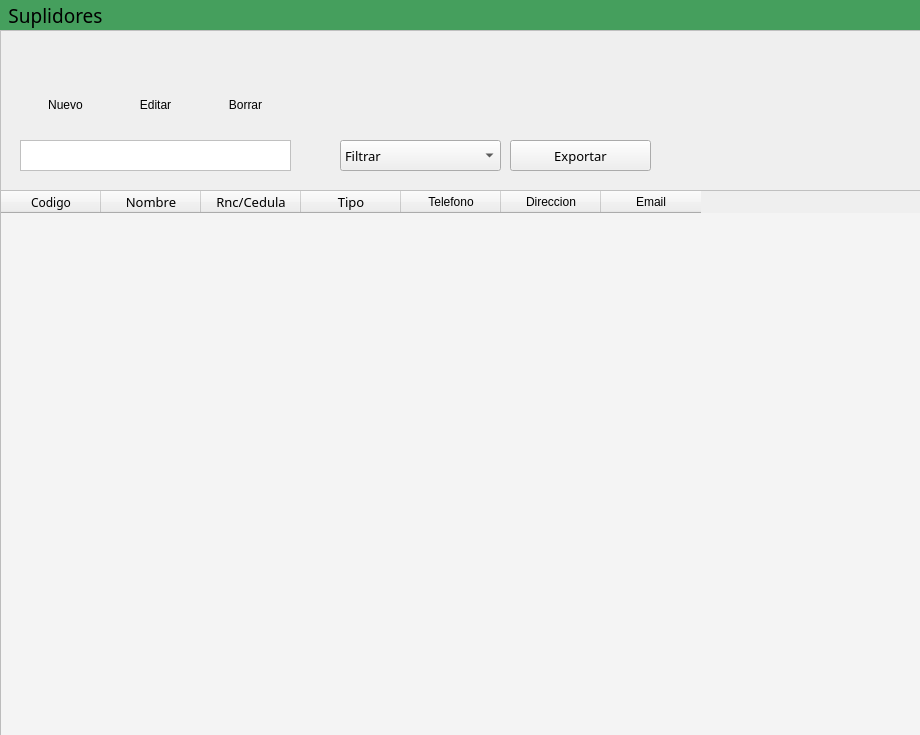
Before: the Qt Designer form UI/suppliers.ui in adriii0104/ABAS_SYSTEM, drawn with Qt 5.
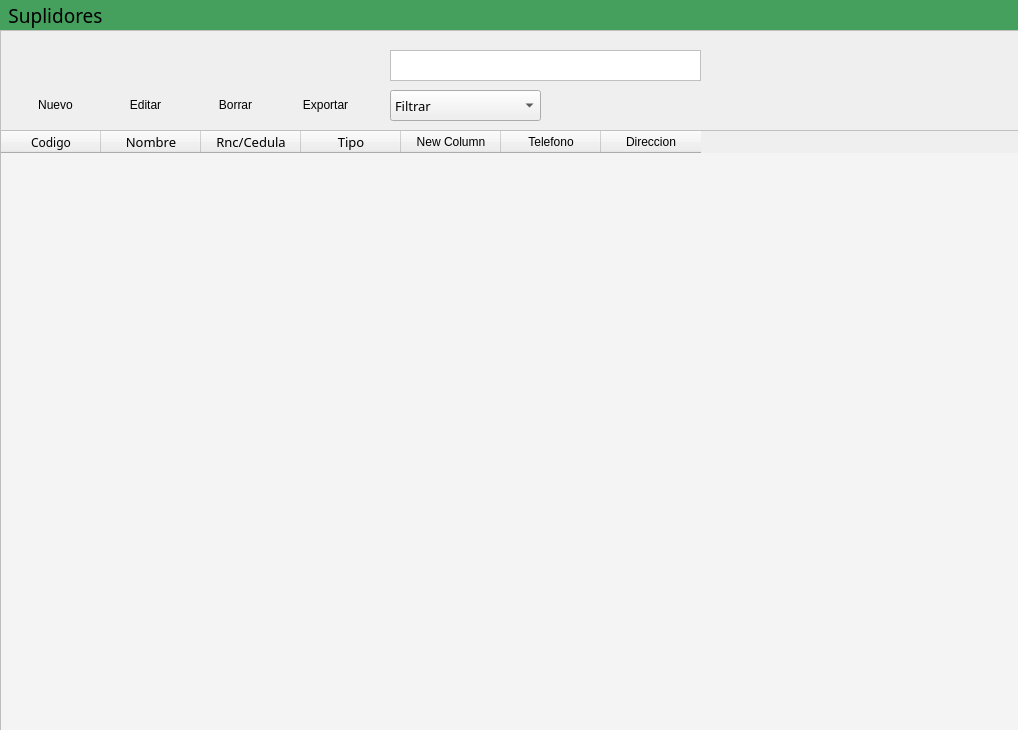
After: the same form once the commit is applied. Icons and pictures are not drawn.

What changed in the file:
```diff
--- a/UI/suppliers.ui
+++ b/UI/suppliers.ui
@@ -6,8 +6,8 @@
    <rect>
     <x>0</x>
     <y>0</y>
-    <width>920</width>
-    <height>735</height>
+    <width>1018</width>
+    <height>730</height>
    </rect>
   </property>
   <property name="minimumSize">
@@ -67,11 +67,14 @@
     <property name="geometry">
      <rect>
       <x>0</x>
-      <y>190</y>
-      <width>921</width>
-      <height>561</height>
+      <y>130</y>
+      <width>1021</width>
+      <height>621</height>
      </rect>
     </property>
+    <property name="layoutDirection">
+     <enum>Qt::LeftToRight</enum>
+    </property>
     <property name="styleSheet">
      <string notr="true">font: 25 10pt &quot;Bahnschrift Light&quot;;</string>
     </property>
@@ -118,6 +121,11 @@
       </font>
      </property>
     </column>
+    <column>
+     <property name="text">
+      <string>New Column</string>
+     </property>
+    </column>
     <column>
      <property name="text">
       <string>Telefono</string>
@@ -128,19 +136,14 @@
       <string>Direccion</string>
      </property>
     </column>
-    <column>
-     <property name="text">
-      <string>Email</string>
-     </property>
-    </column>
    </widget>
    <widget class="QWidget" name="widget" native="true">
     <property name="geometry">
      <rect>
       <x>0</x>
       <y>30</y>
-      <width>921</width>
-      <height>161</height>
+      <width>1021</width>
+      <height>101</height>
      </rect>
     </property>
     <property name="styleSheet">
@@ -159,9 +162,9 @@
     <widget class="QLineEdit" name="searchinput">
      <property name="geometry">
       <rect>
-       <x>20</x>
-       <y>110</y>
-       <width>271</width>
+       <x>390</x>
+       <y>20</y>
+       <width>311</width>
        <height>31</height>
       </rect>
      </property>
@@ -171,18 +174,21 @@
        <pointsize>10</pointsize>
       </font>
      </property>
+     <property name="layoutDirection">
+      <enum>Qt::RightToLeft</enum>
+     </property>
      <property name="styleSheet">
       <string notr="true">border:1px solid #C0C0C0 ;</string>
      </property>
      <property name="alignment">
-      <set>Qt::AlignCenter</set>
+      <set>Qt::AlignLeading|Qt::AlignLeft|Qt::AlignVCenter</set>
      </property>
     </widget>
     <widget class="QPushButton" name="searchbuttot">
      <property name="geometry">
       <rect>
-       <x>300</x>
-       <y>110</y>
+       <x>710</x>
+       <y>20</y>
        <width>31</width>
        <height>31</height>
       </rect>
@@ -200,71 +206,10 @@
        <normalon>../IMGS/13.png</normalon>../../.designer/IMGS/13.png</iconset>
      </property>
     </widget>
-    <widget class="QComboBox" name="comboBox">
-     <property name="geometry">
-      <rect>
-       <x>340</x>
-       <y>110</y>
-       <width>161</width>
-       <height>31</height>
-      </rect>
-     </property>
-     <property name="font">
-      <font>
-       <family>Bahnschrift Light</family>
-       <pointsize>10</pointsize>
-      </font>
-     </property>
-     <property name="styleSheet">
-      <string notr="true"/>
-     </property>
-     <item>
-      <property name="text">
-       <string>Filtrar</string>
-      </property>
-      <property name="icon">
-       <iconset>
-        <normalon>../IMGS/41.png</normalon>
-       </iconset>
-      </property>
-     </item>
-    </widget>
-    <widget class="QPushButton" name="exportsuppliers">
-     <property name="geometry">
-      <rect>
-       <x>510</x>
-       <y>110</y>
-       <width>141</width>
-       <height>31</height>
-      </rect>
-     </property>
-     <property name="font">
-      <font>
-       <family>Bahnschrift Light</family>
-       <pointsize>10</pointsize>
-      </font>
-     </property>
-     <property name="cursor">
-      <cursorShape>PointingHandCursor</cursorShape>
-     </property>
-     <property name="text">
-      <string>Exportar</string>
-     </property>
-     <property name="icon">
-      <iconset>
-       <normaloff>../IMGS/40.png</normaloff>../IMGS/40.png</iconset>
-     </property>
-     <property name="iconSize">
-      <size>
-       <width>19</width>
-       <height>19</height>
-      </size>
-     </property>
-    </widget>
     <widget class="QFrame" name="New">
      <property name="geometry">
       <rect>
-       <x>20</x>
+       <x>10</x>
        <y>10</y>
        <width>91</width>
        <height>81</height>
@@ -342,7 +287,7 @@
     <widget class="QFrame" name="delete_2">
      <property name="geometry">
       <rect>
-       <x>200</x>
+       <x>190</x>
        <y>10</y>
        <width>91</width>
        <height>81</height>
@@ -420,7 +365,7 @@
     <widget class="QFrame" name="edit">
      <property name="geometry">
       <rect>
-       <x>110</x>
+       <x>100</x>
        <y>10</y>
        <width>91</width>
        <height>81</height>
@@ -458,7 +403,7 @@
      <widget class="QLabel" name="editicon">
       <property name="geometry">
        <rect>
-        <x>25</x>
+        <x>28</x>
         <y>10</y>
         <width>40</width>
         <height>40</height>
@@ -495,6 +440,113 @@
       </property>
      </widget>
     </widget>
+    <widget class="QComboBox" name="comboBox">
+     <property name="geometry">
+      <rect>
+       <x>390</x>
+       <y>60</y>
+       <width>151</width>
+       <height>31</height>
+      </rect>
+     </property>
+     <property name="font">
+      <font>
+       <family>Bahnschrift Light</family>
+       <pointsize>10</pointsize>
+      </font>
+     </property>
+     <property name="styleSheet">
+      <string notr="true"/>
+     </property>
+     <item>
+      <property name="text">
+       <string>Filtrar</string>
+      </property>
+      <property name="icon">
+       <iconset>
+        <normalon>../IMGS/41.png</normalon>
+       </iconset>
+      </property>
+     </item>
+    </widget>
+    <widget class="QFrame" name="delete_3">
+     <property name="geometry">
+      <rect>
+       <x>280</x>
+       <y>10</y>
+       <width>91</width>
+       <height>81</height>
+      </rect>
+     </property>
+     <property name="cursor">
+      <cursorShape>PointingHandCursor</cursorShape>
+     </property>
+     <property name="styleSheet">
+      <string notr="true">border-radius: 10px;
+</string>
+     </property>
+     <property name="frameShape">
+      <enum>QFrame::StyledPanel</enum>
+     </property>
+     <property name="frameShadow">
+      <enum>QFrame::Raised</enum>
+     </property>
+     <widget class="QLabel" name="Borrar_2">
+      <property name="geometry">
+       <rect>
+        <x>0</x>
+        <y>50</y>
+        <width>91</width>
+        <height>31</height>
+       </rect>
+      </property>
+      <property name="styleSheet">
+       <string notr="true"/>
+      </property>
+      <property name="text">
+       <string>&lt;html&gt;&lt;head/&gt;&lt;body&gt;&lt;p align=&quot;center&quot;&gt;Exportar&lt;/p&gt;&lt;/body&gt;&lt;/html&gt;</string>
+      </property>
+     </widget>
+     <widget class="QLabel" name="deleteicon_2">
+      <property name="geometry">
+       <rect>
+        <x>25</x>
+        <y>10</y>
+        <width>40</width>
+        <height>40</height>
+       </rect>
+      </property>
+      <property name="styleSheet">
+       <string notr="true">background: None;</string>
+      </property>
+      <property name="text">
+       <string/>
+      </property>
+      <property name="pixmap">
+       <pixmap>../IMGS/40.png</pixmap>
+      </property>
+      <property name="scaledContents">
+       <bool>true</bool>
+      </property>
+     </widget>
+     <widget class="QPushButton" name="deletebutton_2">
+      <property name="geometry">
+       <rect>
+        <x>0</x>
+        <y>0</y>
+        <width>91</width>
+        <height>81</height>
+       </rect>
+      </property>
+      <property name="styleSheet">
+       <string notr="true">
+border: None;</string>
+      </property>
+      <property name="text">
+       <string/>
+      </property>
+     </widget>
+    </widget>
    </widget>
   </widget>
  </widget>
```
Left out of the diff: 2 changed lines with no effect on the pictures.
